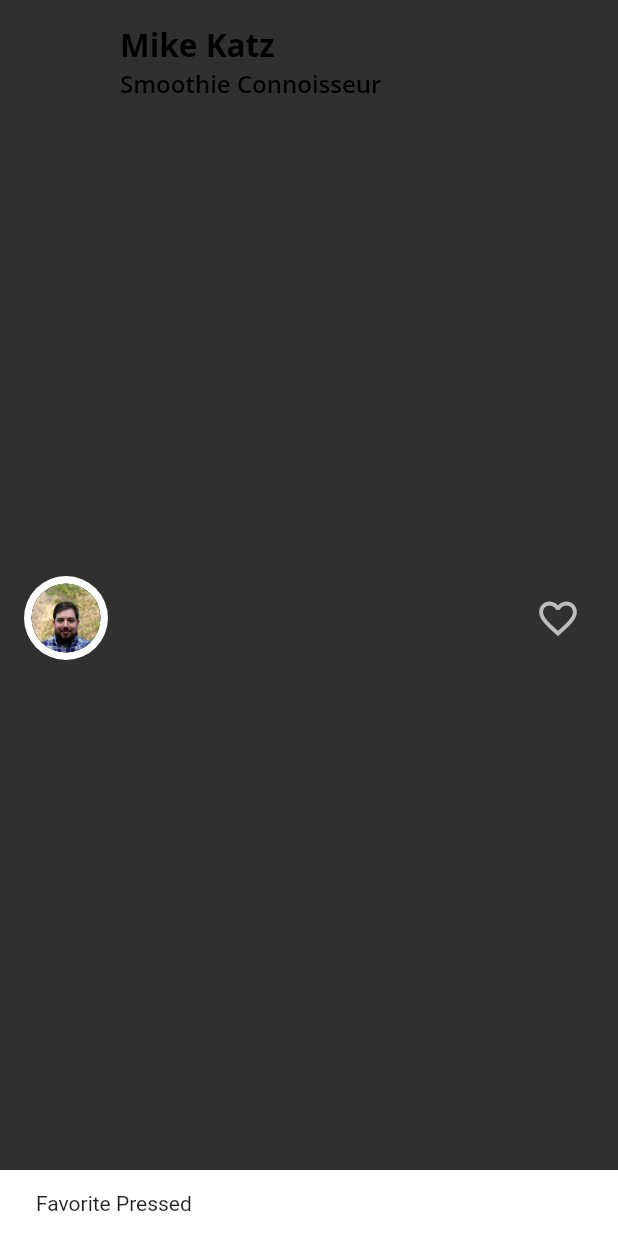
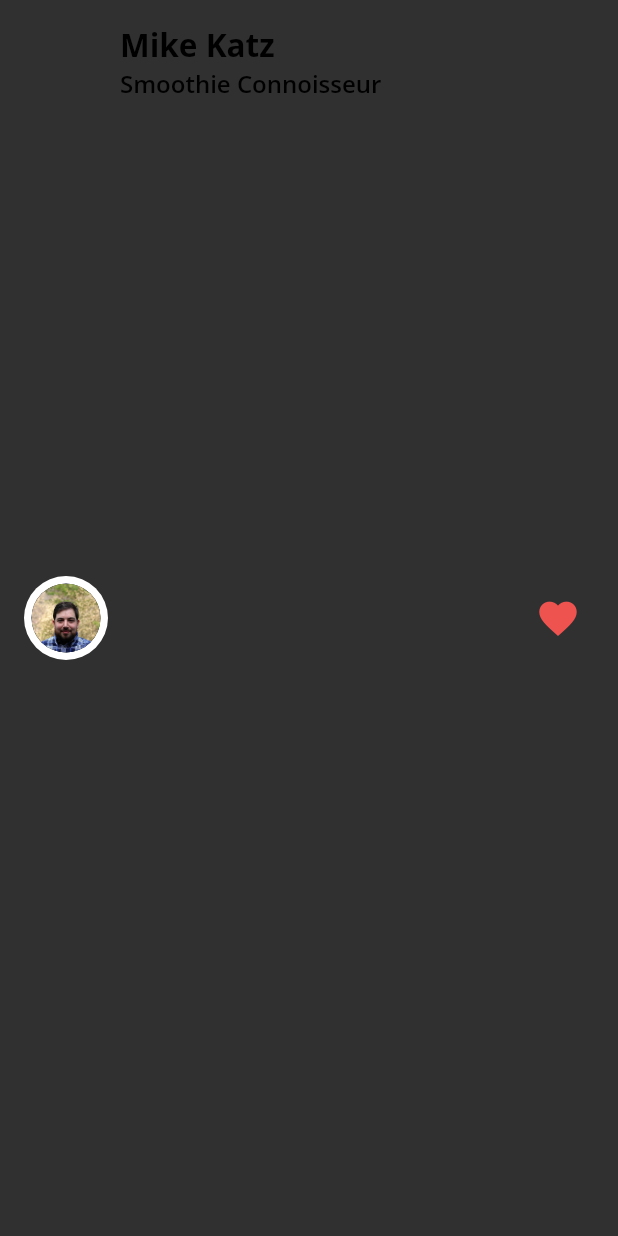
Before and after one commit to KianYang-Lee/recipes-flutter-demo, a Flutter app: the AuthorCard widget shown alone on an empty page, opened directly, after a tap on the "favorite outline" icon, on a phone screen of 412 x 824 dp. Run offline on Flutter 3.47's test engine with Material 2 defaults, Android fonts, the phone set to English and light mode, and no system bars; our stand-ins replace google_fonts; project files that could hold a hidden picture were left out.

Commit message:
Content for 04

```diff
--- a/lib/author_card.dart
+++ b/lib/author_card.dart
@@ -2,7 +2,7 @@
 import 'fooderlich_theme.dart';
 import 'circle_image.dart';
 
-class AuthorCard extends StatelessWidget {
+class AuthorCard extends StatefulWidget {
   // 1
   final String authorName;
   final String title;
@@ -14,6 +14,13 @@
     required this.title,
     this.imageProvider,
   }) : super(key: key);
+
+  @override
+  State<AuthorCard> createState() => _AuthorCardState();
+}
+
+class _AuthorCardState extends State<AuthorCard> {
+  bool _isFavorited = false;
 
   // 2
   @override
@@ -28,7 +35,7 @@
             Row(
               children: [
                 CircleImage(
-                  imageProvider: imageProvider,
+                  imageProvider: widget.imageProvider,
                   imageRadius: 28,
                 ),
                 // 2
@@ -38,11 +45,11 @@
                   crossAxisAlignment: CrossAxisAlignment.start,
                   children: [
                     Text(
-                      authorName,
+                      widget.authorName,
                       style: FooderlichTheme.lightTextTheme.headline2,
                     ),
                     Text(
-                      title,
+                      widget.title,
                       style: FooderlichTheme.lightTextTheme.headline3,
                     ),
                   ],
@@ -50,18 +57,18 @@
               ],
             ),
             IconButton(
-              // 4
-              icon: const Icon(Icons.favorite_border),
+              // 1
+              icon: Icon(_isFavorited ? Icons.favorite : Icons.favorite_border),
               iconSize: 30,
-              color: Colors.grey[400],
-              // 5
+              // 2
+              color: Colors.red[400],
               onPressed: () {
-                const snackBar = SnackBar(
-                  content: Text('Favorite Pressed'),
-                );
-                ScaffoldMessenger.of(context).showSnackBar(snackBar);
+                // 3
+                setState(() {
+                  _isFavorited = !_isFavorited;
+                });
               },
-            ),
+            )
           ],
         ));
   }
```
